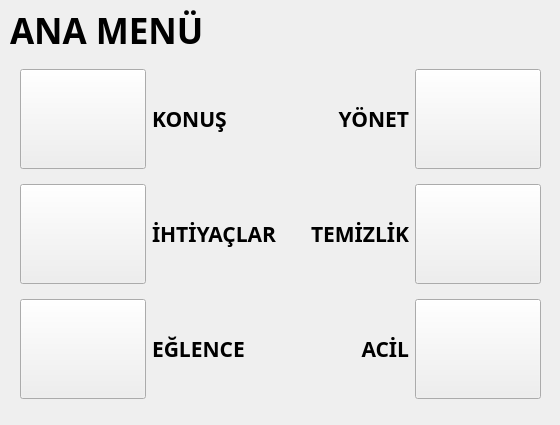
ahmetfaslantas/MaM-Sense, file ui/main.ui: the form before one commit.
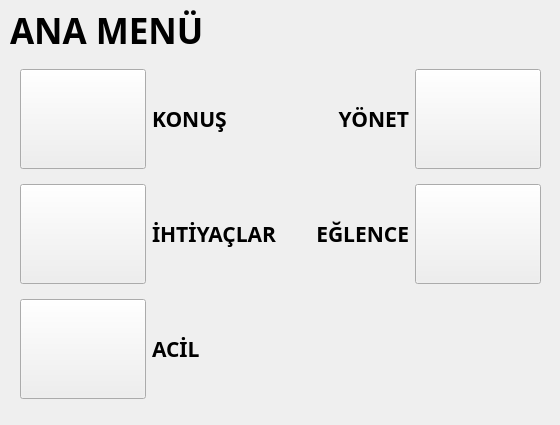
The form after the commit. Icons and pictures are not drawn.

Commit message: user interface changed

Diff of the .ui file:
```diff
--- a/ui/main.ui
+++ b/ui/main.ui
@@ -39,52 +39,6 @@
      </rect>
     </property>
     <layout class="QGridLayout" name="gridLayout">
-     <item row="2" column="3">
-      <widget class="QPushButton" name="emergencyButton">
-       <property name="minimumSize">
-        <size>
-         <width>0</width>
-         <height>100</height>
-        </size>
-       </property>
-       <property name="text">
-        <string/>
-       </property>
-       <property name="icon">
-        <iconset>
-         <normaloff>icons/go.png</normaloff>icons/go.png</iconset>
-       </property>
-       <property name="iconSize">
-        <size>
-         <width>32</width>
-         <height>32</height>
-        </size>
-       </property>
-      </widget>
-     </item>
-     <item row="1" column="3">
-      <widget class="QPushButton" name="cleaningButton">
-       <property name="minimumSize">
-        <size>
-         <width>0</width>
-         <height>100</height>
-        </size>
-       </property>
-       <property name="text">
-        <string/>
-       </property>
-       <property name="icon">
-        <iconset>
-         <normaloff>icons/go.png</normaloff>icons/go.png</iconset>
-       </property>
-       <property name="iconSize">
-        <size>
-         <width>32</width>
-         <height>32</height>
-        </size>
-       </property>
-      </widget>
-     </item>
      <item row="0" column="3">
       <widget class="QPushButton" name="manageButton">
        <property name="minimumSize">
@@ -108,29 +62,6 @@
        </property>
       </widget>
      </item>
-     <item row="2" column="0">
-      <widget class="QPushButton" name="entertainmentButton">
-       <property name="minimumSize">
-        <size>
-         <width>0</width>
-         <height>100</height>
-        </size>
-       </property>
-       <property name="text">
-        <string/>
-       </property>
-       <property name="icon">
-        <iconset>
-         <normaloff>icons/go.png</normaloff>icons/go.png</iconset>
-       </property>
-       <property name="iconSize">
-        <size>
-         <width>32</width>
-         <height>32</height>
-        </size>
-       </property>
-      </widget>
-     </item>
      <item row="0" column="1">
       <widget class="QLabel" name="label">
        <property name="font">
@@ -210,42 +141,6 @@
        </property>
       </widget>
      </item>
-     <item row="1" column="2">
-      <widget class="QLabel" name="label_3">
-       <property name="font">
-        <font>
-         <family>Century Gothic</family>
-         <pointsize>16</pointsize>
-         <weight>75</weight>
-         <bold>true</bold>
-        </font>
-       </property>
-       <property name="text">
-        <string>TEMİZLİK</string>
-       </property>
-       <property name="alignment">
-        <set>Qt::AlignRight|Qt::AlignTrailing|Qt::AlignVCenter</set>
-       </property>
-      </widget>
-     </item>
-     <item row="2" column="2">
-      <widget class="QLabel" name="label_4">
-       <property name="font">
-        <font>
-         <family>Century Gothic</family>
-         <pointsize>16</pointsize>
-         <weight>75</weight>
-         <bold>true</bold>
-        </font>
-       </property>
-       <property name="text">
-        <string>ACİL</string>
-       </property>
-       <property name="alignment">
-        <set>Qt::AlignRight|Qt::AlignTrailing|Qt::AlignVCenter</set>
-       </property>
-      </widget>
-     </item>
      <item row="1" column="1">
       <widget class="QLabel" name="label_5">
        <property name="font">
@@ -261,7 +156,7 @@
        </property>
       </widget>
      </item>
-     <item row="2" column="1">
+     <item row="1" column="2">
       <widget class="QLabel" name="label_6">
        <property name="font">
         <font>
@@ -273,6 +168,73 @@
        </property>
        <property name="text">
         <string>EĞLENCE</string>
+       </property>
+       <property name="alignment">
+        <set>Qt::AlignRight|Qt::AlignTrailing|Qt::AlignVCenter</set>
+       </property>
+      </widget>
+     </item>
+     <item row="1" column="3">
+      <widget class="QPushButton" name="entertainmentButton">
+       <property name="minimumSize">
+        <size>
+         <width>0</width>
+         <height>100</height>
+        </size>
+       </property>
+       <property name="text">
+        <string/>
+       </property>
+       <property name="icon">
+        <iconset>
+         <normaloff>icons/go.png</normaloff>icons/go.png</iconset>
+       </property>
+       <property name="iconSize">
+        <size>
+         <width>32</width>
+         <height>32</height>
+        </size>
+       </property>
+      </widget>
+     </item>
+     <item row="2" column="0">
+      <widget class="QPushButton" name="emergencyButton">
+       <property name="minimumSize">
+        <size>
+         <width>0</width>
+         <height>100</height>
+        </size>
+       </property>
+       <property name="text">
+        <string/>
+       </property>
+       <property name="icon">
+        <iconset>
+         <normaloff>icons/go.png</normaloff>icons/go.png</iconset>
+       </property>
+       <property name="iconSize">
+        <size>
+         <width>32</width>
+         <height>32</height>
+        </size>
+       </property>
+      </widget>
+     </item>
+     <item row="2" column="1">
+      <widget class="QLabel" name="label_4">
+       <property name="font">
+        <font>
+         <family>Century Gothic</family>
+         <pointsize>16</pointsize>
+         <weight>75</weight>
+         <bold>true</bold>
+        </font>
+       </property>
+       <property name="text">
+        <string>ACİL</string>
+       </property>
+       <property name="alignment">
+        <set>Qt::AlignLeading|Qt::AlignLeft|Qt::AlignVCenter</set>
        </property>
       </widget>
      </item>
```
The commit also changes 4 other files.
